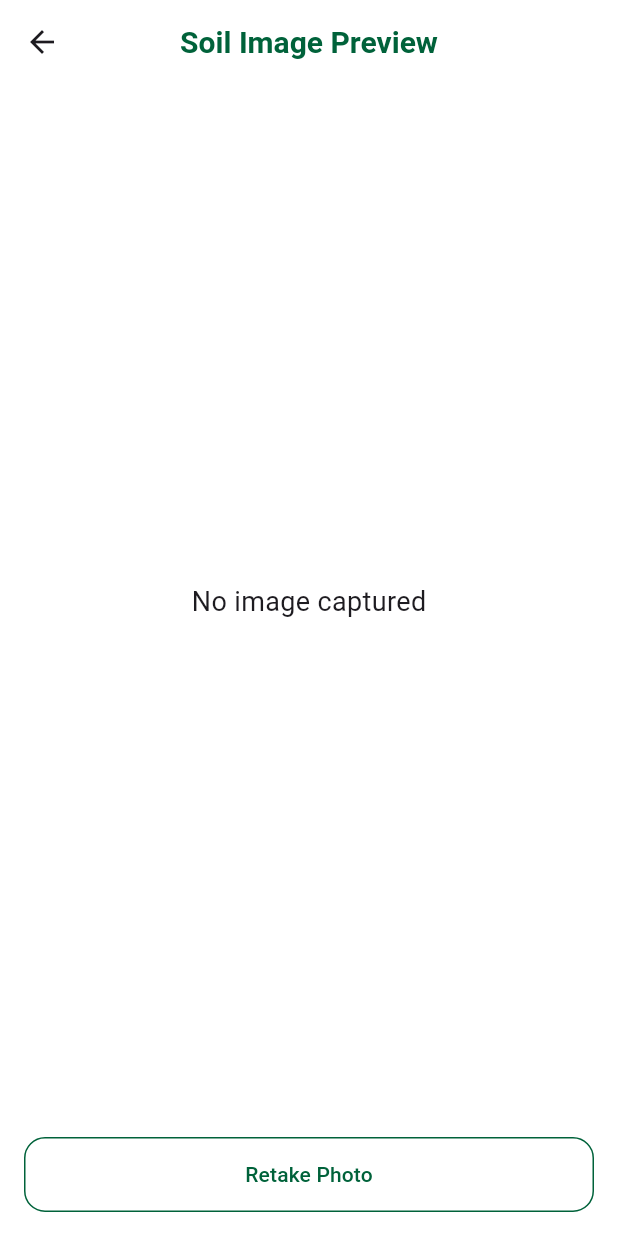
After one commit to Mariem-Mohamed9/soil_analyzer, a Flutter app: the CameraScreen screen opened directly, on a phone screen of 412 x 824 dp. The commit adds this screen. Run offline on Flutter 3.47's test engine with Material 3 defaults, Android fonts, the phone set to English and light mode, and no system bars; our stand-ins replace flutter_svg, image_picker.

Commit message:
soil_confirmation_handling

```diff
--- /dev/null
+++ b/lib/screens/camera_screen.dart
@@ -0,0 +1,114 @@
+import 'dart:io';
+import 'package:flutter/material.dart';
+import 'package:image_picker/image_picker.dart';
+// تأكدي من مسار الصفحة المستقبلة
+import 'package:soil_analyzer/screens/soil_confirmation_screen.dart';
+import 'package:soil_analyzer/widgets/app_theme.dart';
+
+class CameraScreen extends StatefulWidget {
+  static const String routeName = "/camera";
+
+  const CameraScreen({super.key});
+
+  @override
+  State<CameraScreen> createState() => _CameraScreenState();
+}
+
+class _CameraScreenState extends State<CameraScreen> {
+  File? capturedImage;
+
+  @override
+  void initState() {
+    super.initState();
+    // بنستدعي الكاميرا أول ما الصفحة تفتح
+    WidgetsBinding.instance.addPostFrameCallback((_) => openCamera());
+  }
+
+  Future<void> openCamera() async {
+    final pickedFile = await ImagePicker().pickImage(
+      source: ImageSource.camera,
+      imageQuality: 70,
+    );
+
+    if (pickedFile != null) {
+      setState(() {
+        capturedImage = File(pickedFile.path);
+      });
+    }
+  }
+
+  @override
+  Widget build(BuildContext context) {
+    return Scaffold(
+      appBar: AppBar(
+        title: Text(
+          "Soil Image Preview",
+          style: TextStyle(
+            color: AppTheme.primary,
+            fontSize: 20,
+            fontWeight: FontWeight.bold,
+          ),
+        ),
+        backgroundColor: Colors.white,
+        elevation: 0,
+        centerTitle: true,
+      ),
+      body: Padding(
+        padding: const EdgeInsets.all(16),
+        child: Column(
+          children: [
+
+            Expanded(
+              child: Center(
+                child: capturedImage != null
+                    ? ClipRRect(
+                  borderRadius: BorderRadius.circular(15),
+                  child: Image.file(capturedImage!, fit: BoxFit.contain),
+                )
+                    : const Text(
+                  "No image captured",
+                  style: TextStyle(fontSize: 18),
+                ),
+              ),
+            ),
+
+            const SizedBox(height: 12),
+
+            // زرار التأكيد والانتقال للصفحة التانية
+            if (capturedImage != null)
+              ElevatedButton(
+                onPressed: () {
+
+                  Navigator.push(
+                    context,
+                    MaterialPageRoute(
+                      builder: (context) => SoilConfirmationScreen(image: capturedImage!),
+                    ),
+                  );
+                },
+                style: ElevatedButton.styleFrom(
+                  backgroundColor: AppTheme.primary,
+                  minimumSize: const Size(double.infinity, 55),
+                  shape: RoundedRectangleBorder(borderRadius: BorderRadius.circular(14)),
+                ),
+                child: const Text("Confirm Soil Image", style: TextStyle(color: Colors.white, fontSize: 18)),
+              ),
+
+            const SizedBox(height: 16),
+
+            // زرار إعادة التصوير
+            OutlinedButton(
+              onPressed: openCamera,
+              style: OutlinedButton.styleFrom(
+                minimumSize: const Size(double.infinity, 50),
+                side: BorderSide(color: AppTheme.primary),
+                shape: RoundedRectangleBorder(borderRadius: BorderRadius.circular(14)),
+              ),
+              child: Text("Retake Photo", style: TextStyle(color: AppTheme.primary)),
+            ),
+          ],
+        ),
+      ),
+    );
+  }
+}
```
Also changed, not shown: lib/screens/soil_confirmation_screen.dart (added, +195 -0 lines), lib/service/api_service.dart (added, +28 -0 lines), lib/widgets/soil_data_form.dart (+37 -22 lines).
